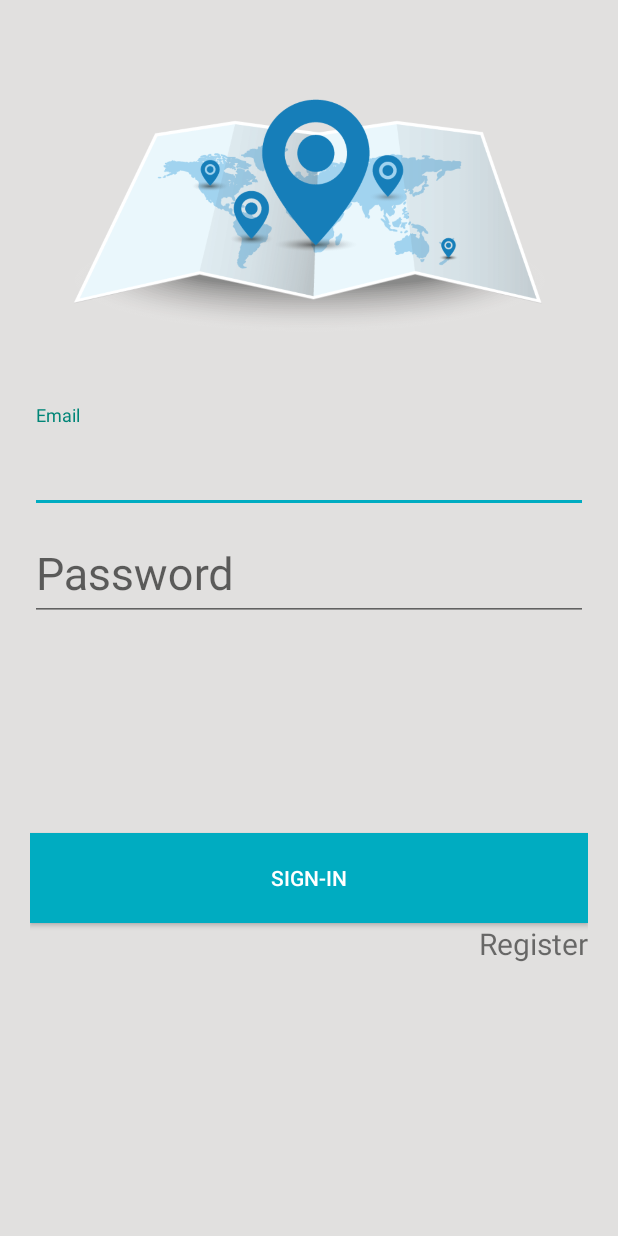
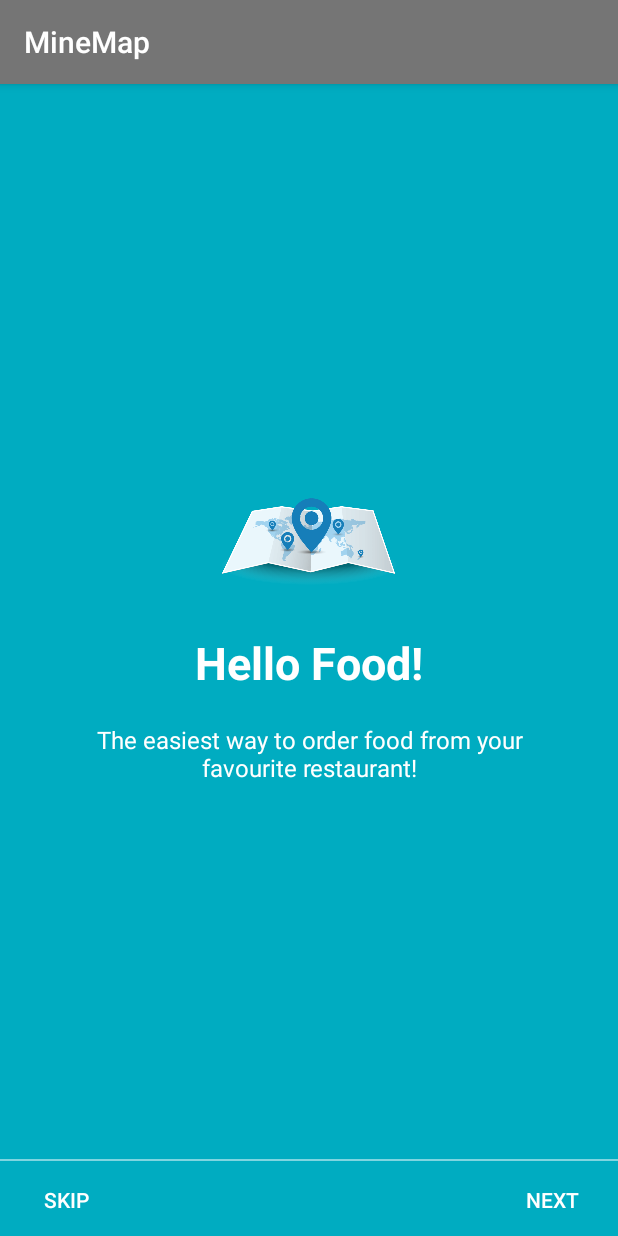
Before and after one commit to promayearn/minemap, an Android app: the screen it shows after launch (LoginActivity before the commit, WelcomeActivity after it), on a phone screen of 412 x 824 dp. Run offline under Robolectric (Android 15) with nearby library versions, the phone set to English and light mode, and no system bars.

Commit message:
Tutorial 18/10/2016

```diff
--- /dev/null
+++ b/app/src/main/java/com/augmentis/ayp/minemap/WelcomeActivity.java
@@ -0,0 +1,200 @@
+package com.augmentis.ayp.minemap;
+
+import android.content.Context;
+import android.content.Intent;
+import android.graphics.Color;
+import android.os.Build;
+import android.os.Bundle;
+import android.support.v4.view.PagerAdapter;
+import android.support.v4.view.ViewPager;
+import android.support.v7.app.AppCompatActivity;
+import android.view.LayoutInflater;
+import android.view.View;
+import android.view.ViewGroup;
+import android.view.Window;
+import android.view.WindowManager;
+import android.widget.Button;
+import android.widget.LinearLayout;
+import android.widget.TextView;
+
+public class WelcomeActivity extends AppCompatActivity {
+
+    private ViewPager viewPager;
+    private MyViewPagerAdapter myViewPagerAdapter;
+    private LinearLayout dotsLayout;
+    private TextView[] dots;
+    private int[] layouts;
+    private Button btnSkip, btnNext;
+    private WelcomePreference prefManager;
+
+    @Override
+    protected void onCreate(Bundle savedInstanceState) {
+        super.onCreate(savedInstanceState);
+
+        // Checking for first time launch - before calling setContentView()
+        prefManager = new WelcomePreference(this);
+        if (!prefManager.isFirstTimeLaunch()) {
+            launchHomeScreen();
+            finish();
+        }
+
+        // Making notification bar transparent
+        if (Build.VERSION.SDK_INT >= 21) {
+            getWindow().getDecorView().setSystemUiVisibility(View.SYSTEM_UI_FLAG_LAYOUT_STABLE | View.SYSTEM_UI_FLAG_LAYOUT_FULLSCREEN);
+        }
+
+        setContentView(R.layout.activity_welcome);
+
+        viewPager = (ViewPager) findViewById(R.id.view_pager);
+        dotsLayout = (LinearLayout) findViewById(R.id.layoutDots);
+        btnSkip = (Button) findViewById(R.id.btn_skip);
+        btnNext = (Button) findViewById(R.id.btn_next);
+
+
+        // layouts of all welcome sliders
+        // add few more layouts if you want
+        layouts = new int[]{
+                R.layout.welcomeslide1,
+                R.layout.welcomeslide2,
+                R.layout.welcomeslide3,
+                R.layout.welcomeslide4};
+
+        // adding bottom dots
+        addBottomDots(0);
+
+        // making notification bar transparent
+        changeStatusBarColor();
+
+        myViewPagerAdapter = new MyViewPagerAdapter();
+        viewPager.setAdapter(myViewPagerAdapter);
+        viewPager.addOnPageChangeListener(viewPagerPageChangeListener);
+
+        btnSkip.setOnClickListener(new View.OnClickListener() {
+            @Override
+            public void onClick(View v) {
+                launchHomeScreen();
+            }
+        });
+
+        btnNext.setOnClickListener(new View.OnClickListener() {
+            @Override
+            public void onClick(View v) {
+                // checking for last page
+                // if last page home screen will be launched
+                int current = getItem(+1);
+                if (current < layouts.length) {
+                    // move to next screen
+                    viewPager.setCurrentItem(current);
+                } else {
+                    launchHomeScreen();
+                }
+            }
+        });
+    }
+
+    private void addBottomDots(int currentPage) {
+        dots = new TextView[layouts.length];
+
+        int[] colorsActive = getResources().getIntArray(R.array.array_dot_active);
+        int[] colorsInactive = getResources().getIntArray(R.array.array_dot_inactive);
+
+        dotsLayout.removeAllViews();
+        for (int i = 0; i < dots.length; i++) {
+            dots[i] = new TextView(this);
+            dots[i].setTextSize(35);
+            dots[i].setTextColor(colorsInactive[currentPage]);
+            dotsLayout.addView(dots[i]);
+        }
+
+        if (dots.length > 0)
+            dots[currentPage].setTextColor(colorsActive[currentPage]);
+    }
+
+    private int getItem(int i) {
+        return viewPager.getCurrentItem() + i;
+    }
+
+    private void launchHomeScreen() {
+        prefManager.setFirstTimeLaunch(false);
+        startActivity(new Intent(WelcomeActivity.this, LoginActivity.class));
+        finish();
+    }
+
+    //  viewpager change listener
+    ViewPager.OnPageChangeListener viewPagerPageChangeListener = new ViewPager.OnPageChangeListener() {
+
+        @Override
+        public void onPageSelected(int position) {
+            addBottomDots(position);
+
+            // changing the next button text 'NEXT' / 'GOT IT'
+            if (position == layouts.length - 1) {
+                // last page. make button text to GOT IT
+                btnNext.setText(getString(R.string.start));
+                btnSkip.setVisibility(View.GONE);
+            } else {
+                // still pages are left
+                btnNext.setText(getString(R.string.next));
+                btnSkip.setVisibility(View.VISIBLE);
+            }
+        }
+
+        @Override
+        public void onPageScrolled(int arg0, float arg1, int arg2) {
+
+        }
+
+        @Override
+        public void onPageScrollStateChanged(int arg0) {
+
+        }
+    };
+
+    /**
+     * Making notification bar transparent
+     */
+    private void changeStatusBarColor() {
+        if (Build.VERSION.SDK_INT >= Build.VERSION_CODES.LOLLIPOP) {
+            Window window = getWindow();
+            window.addFlags(WindowManager.LayoutParams.FLAG_DRAWS_SYSTEM_BAR_BACKGROUNDS);
+            window.setStatusBarColor(Color.TRANSPARENT);
+        }
+    }
+
+    /**
+     * View pager adapter
+     */
+    public class MyViewPagerAdapter extends PagerAdapter {
+        private LayoutInflater layoutInflater;
+
+        public MyViewPagerAdapter() {
+        }
+
+        @Override
+        public Object instantiateItem(ViewGroup container, int position) {
+            layoutInflater = (LayoutInflater) getSystemService(Context.LAYOUT_INFLATER_SERVICE);
+
+            View view = layoutInflater.inflate(layouts[position], container, false);
+            container.addView(view);
+
+            return view;
+        }
+
+        @Override
+        public int getCount() {
+            return layouts.length;
+        }
+
+        @Override
+        public boolean isViewFromObject(View view, Object obj) {
+            return view == obj;
+        }
+
+
+        @Override
+        public void destroyItem(ViewGroup container, int position, Object object) {
+            View view = (View) object;
+            container.removeView(view);
+        }
+    }
+}
--- /dev/null
+++ b/app/src/main/java/com/augmentis/ayp/minemap/WelcomePreference.java
@@ -0,0 +1,38 @@
+package com.augmentis.ayp.minemap;
+
+import android.content.Context;
+import android.content.SharedPreferences;
+
+/**
+ * Created by Chayanit on 10/18/2016.
+ */
+
+public class WelcomePreference {
+
+    SharedPreferences pref;
+    SharedPreferences.Editor editor;
+    Context _context;
+
+    // shared pref mode
+    int PRIVATE_MODE = 0;
+
+    // Shared preferences file name
+    private static final String PREF_NAME = "android-welcome";
+
+    private static final String IS_FIRST_TIME_LAUNCH = "IsFirstTimeLaunch";
+
+    public WelcomePreference(Context context) {
+        this._context = context;
+        pref = _context.getSharedPreferences(PREF_NAME, PRIVATE_MODE);
+        editor = pref.edit();
+    }
+
+    public void setFirstTimeLaunch(boolean isFirstTime) {
+        editor.putBoolean(IS_FIRST_TIME_LAUNCH, isFirstTime);
+        editor.commit();
+    }
+
+    public boolean isFirstTimeLaunch() {
+        return pref.getBoolean(IS_FIRST_TIME_LAUNCH, true);
+    }
+}
--- /dev/null
+++ b/app/src/main/res/layout/activity_welcome.xml
@@ -0,0 +1,49 @@
+<?xml version="1.0" encoding="utf-8"?>
+<RelativeLayout xmlns:android="http://schemas.android.com/apk/res/android"
+    xmlns:app="http://schemas.android.com/apk/res-auto"
+    xmlns:tools="http://schemas.android.com/tools"
+    android:layout_width="match_parent"
+    android:layout_height="match_parent"
+    tools:showIn="@layout/activity_welcome">
+
+    <android.support.v4.view.ViewPager
+        android:id="@+id/view_pager"
+        android:layout_width="match_parent"
+        android:layout_height="match_parent" />
+
+    <LinearLayout
+        android:id="@+id/layoutDots"
+        android:layout_width="match_parent"
+        android:layout_height="@dimen/dots_height"
+        android:layout_alignParentBottom="true"
+        android:layout_marginBottom="@dimen/dots_margin_bottom"
+        android:gravity="center"
+        android:orientation="horizontal"></LinearLayout>
+
+    <View
+        android:layout_width="match_parent"
+        android:layout_height="1dp"
+        android:layout_above="@id/layoutDots"
+        android:alpha=".5"
+        android:background="@android:color/white" />
+
+    <Button
+        android:id="@+id/btn_next"
+        android:layout_width="wrap_content"
+        android:layout_height="wrap_content"
+        android:layout_alignParentBottom="true"
+        android:layout_alignParentRight="true"
+        android:background="@null"
+        android:text="@string/next"
+        android:textColor="@android:color/white" />
+
+    <Button
+        android:id="@+id/btn_skip"
+        android:layout_width="wrap_content"
+        android:layout_height="wrap_content"
+        android:layout_alignParentBottom="true"
+        android:layout_alignParentLeft="true"
+        android:background="@null"
+        android:text="@string/skip"
+        android:textColor="@android:color/white" />
+</RelativeLayout>
--- a/app/src/main/res/layout/marker_filter_dialog.xml
+++ b/app/src/main/res/layout/marker_filter_dialog.xml
@@ -439,8 +439,6 @@
                 android:layout_width="wrap_content"
                 android:layout_height="wrap_content"
                 android:background="@color/colorAccent"
-                android:paddingLeft="5dp"
-                android:paddingRight="5dp"
                 android:text="@string/btn_ok"
                 android:textColor="@color/white"
                 android:textSize="30sp" />
--- /dev/null
+++ b/app/src/main/res/layout/welcomeslide1.xml
@@ -0,0 +1,38 @@
+<?xml version="1.0" encoding="utf-8"?>
+<RelativeLayout xmlns:android="http://schemas.android.com/apk/res/android"
+    android:layout_width="match_parent"
+    android:layout_height="match_parent"
+    android:background="@color/bg_screen">
+
+    <LinearLayout
+        android:layout_width="wrap_content"
+        android:layout_height="wrap_content"
+        android:layout_centerInParent="true"
+        android:gravity="center_horizontal"
+        android:orientation="vertical">
+
+        <ImageView
+            android:layout_width="@dimen/img_width_height"
+            android:layout_height="@dimen/img_width_height"
+            android:src="@drawable/logo" />
+
+        <TextView
+            android:layout_width="wrap_content"
+            android:layout_height="wrap_content"
+            android:text="@string/slide_1_title"
+            android:textColor="@android:color/white"
+            android:textSize="@dimen/slide_title"
+            android:textStyle="bold" />
+
+        <TextView
+            android:layout_width="wrap_content"
+            android:layout_height="wrap_content"
+            android:layout_marginTop="20dp"
+            android:paddingLeft="@dimen/desc_padding"
+            android:paddingRight="@dimen/desc_padding"
+            android:text="@string/slide_1_desc"
+            android:textAlignment="center"
+            android:textColor="@android:color/white"
+            android:textSize="@dimen/slide_desc" />
+    </LinearLayout>
+</RelativeLayout>
--- a/app/src/main/res/values/colors.xml
+++ b/app/src/main/res/values/colors.xml
@@ -2,10 +2,28 @@
 <resources>
     <color name="colorPrimaryDark">#616161</color>
     <color name="colorPrimary">#757575</color>
+    <color name="colorAccent">#00ACC1</color>
+    <color name="colorControlActivated">#00ACC1</color>
+
     <color name="gray">#E1E0DF</color>
     <color name="white_gray">#F3F2F2</color>
     <color name="white">#FFFFFF</color>
-    <color name="colorAccent">#00ACC1</color>
-    <color name="colorControlActivated">#00ACC1</color>
 
+    <color name="bg_screen">#00ACC1</color>
+    <color name="dot_dark_screen">#008597</color>
+    <color name="dot_light_screen">#00DDFA</color>
+
+    <array name="array_dot_active">
+        <item>@color/dot_light_screen</item>
+        <item>@color/dot_light_screen</item>
+        <item>@color/dot_light_screen</item>
+        <item>@color/dot_light_screen</item>
+    </array>
+
+    <array name="array_dot_inactive">
+        <item>@color/dot_dark_screen</item>
+        <item>@color/dot_dark_screen</item>
+        <item>@color/dot_dark_screen</item>
+        <item>@color/dot_dark_screen</item>
+    </array>
 </resources>
--- a/app/src/main/res/values/dimens.xml
+++ b/app/src/main/res/values/dimens.xml
@@ -2,4 +2,11 @@
     <!-- Default screen margins, per the Android Design guidelines. -->
     <dimen name="activity_horizontal_margin">16dp</dimen>
     <dimen name="activity_vertical_margin">16dp</dimen>
+    <dimen name="fab_margin">16dp</dimen>
+    <dimen name="dots_height">30dp</dimen>
+    <dimen name="dots_margin_bottom">20dp</dimen>
+    <dimen name="img_width_height">120dp</dimen>
+    <dimen name="slide_title">30dp</dimen>
+    <dimen name="slide_desc">16dp</dimen>
+    <dimen name="desc_padding">40dp</dimen>
 </resources>
--- a/app/src/main/res/values/strings.xml
+++ b/app/src/main/res/values/strings.xml
@@ -40,4 +40,23 @@
     <string name="open2">Open </string>
     <string name="hint_open">08:00</string>
     <string name="hint_close">18:00</string>
+
+    <string name="title_activity_welcome">Home Screen</string>
+    <string name="skip">SKIP</string>
+    <string name="start">GOT IT</string>
+
+    <string name="slide_1_title">Hello Food!</string>
+    <string name="slide_1_desc">The easiest way to order food from your favourite restaurant!</string>
+
+    <string name="slide_2_title">Movie Tickets</string>
+    <string name="slide_2_desc">Book movie tickets for your family and friends!</string>
+
+    <string name="slide_3_title">Great Discounts</string>
+    <string name="slide_3_desc">Best discounts on every single service we offer!</string>
+
+    <string name="slide_4_title">World Travel</string>
+    <string name="slide_4_desc">Book tickets of any transportation and travel the world!</string>
+
+    <string name="play_again_desc">To see the welcome slider again, goto Settings -> apps -> welcome slider -> clear data</string>
+    <string name="play_again">Play Again</string>
 </resources>
```
Also changed, not shown: app/src/main/AndroidManifest.xml (+12 -14 lines), app/src/main/java/com/augmentis/ayp/minemap/MapMainActivity.java (+5 -5 lines), app/src/main/java/com/augmentis/ayp/minemap/MapRegisterActivity.java (+8 -5 lines), app/src/main/res/layout/welcomeslide2.xml (added, +38 -0 lines), app/src/main/res/layout/welcomeslide3.xml (added, +38 -0 lines), app/src/main/res/layout/welcomeslide4.xml (added, +38 -0 lines), app/src/main/res/values/styles.xml (+4 -4 lines).
